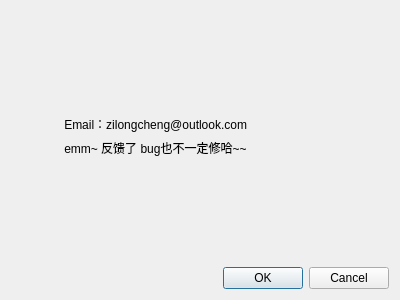
Above: resource/ui/about.ui from chengyijun/fcition_multi_thread before the change. Below: the same form after it.
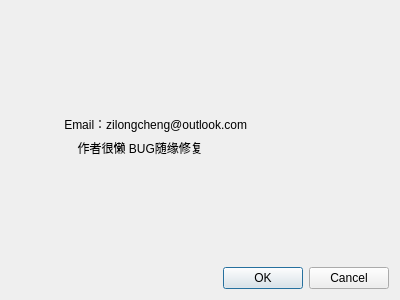
That is the form after the change.

Commit message: 修改bug 55

What changed in the file:
```diff
--- a/resource/ui/about.ui
+++ b/resource/ui/about.ui
@@ -39,7 +39,7 @@
      <item>
       <widget class="QLabel" name="label_2">
        <property name="text">
-        <string>                emm~ 反馈了 bug也不一定修哈~~</string>
+        <string>                    作者很懒 BUG随缘修复</string>
        </property>
       </widget>
      </item>
```
The commit also changes 2 other files.
